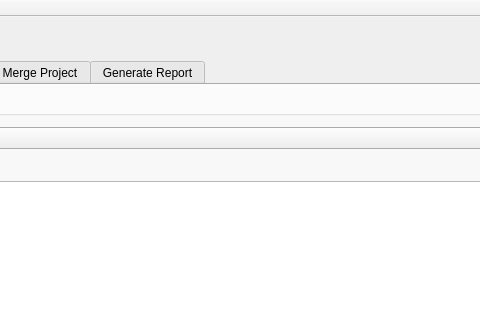
The window that CrtGui.ui (jvahue/codereview1) describes before a commit, drawn with Qt 5; both pictures show x 306 to 786 and y 0 to 320 of the 1034 by 706 pixel window.
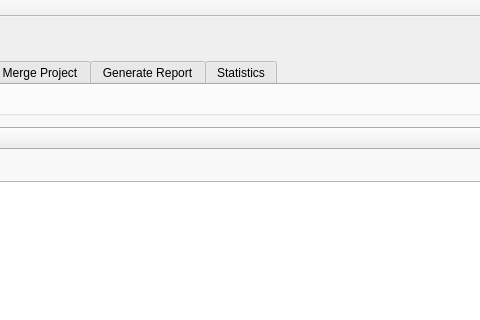
The same window after the commit. Custom widgets are drawn as their Qt base class.

Commit message: Put Proj Title in Window Title, add Stat tab

Diff of the .ui file:
```diff
--- a/CrtGui.ui
+++ b/CrtGui.ui
@@ -1488,6 +1488,11 @@
           </item>
          </layout>
         </widget>
+        <widget class="QWidget" name="tab_2">
+         <attribute name="title">
+          <string>Statistics</string>
+         </attribute>
+        </widget>
        </widget>
       </item>
      </layout>
```
The commit also changes 3 other files.
